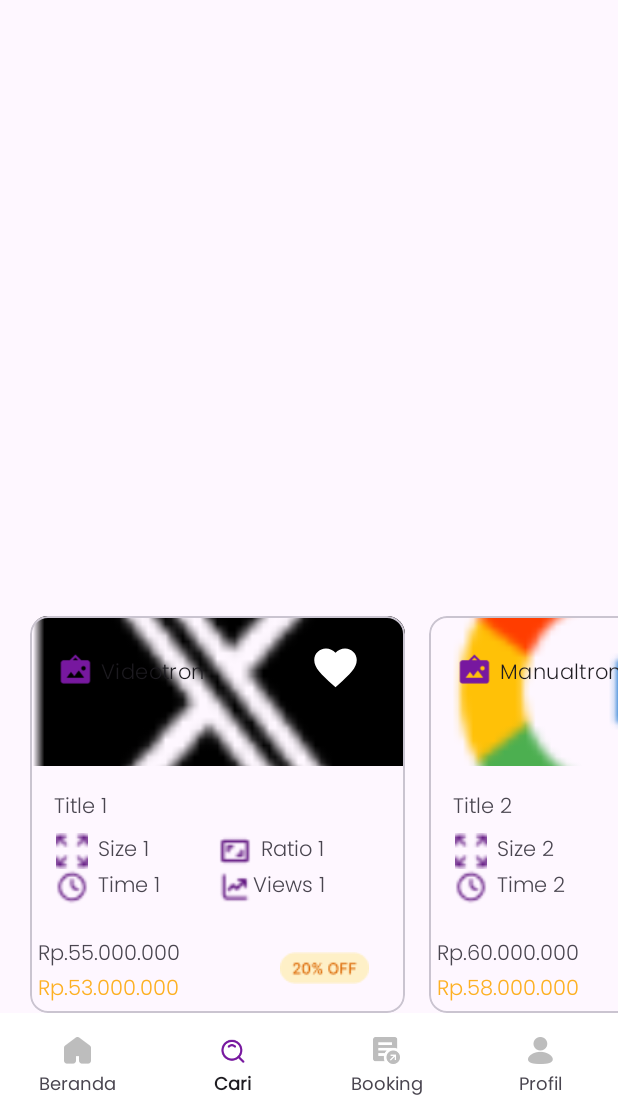
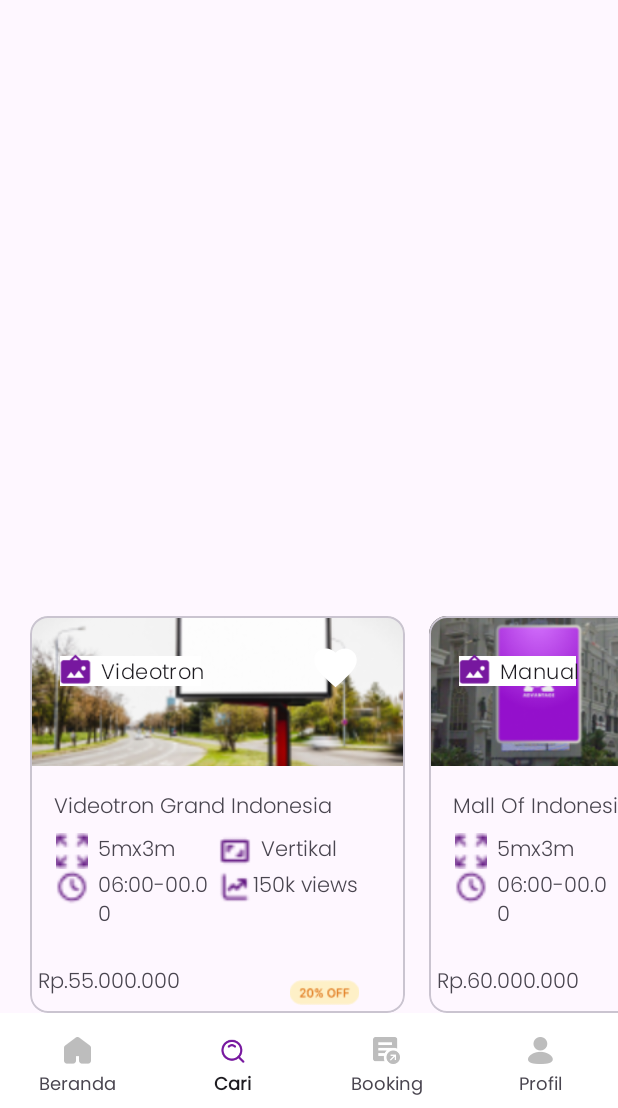
Before and after one commit to ExRonin/CapstoneProject, an Android app built with Jetpack Compose: the SearchFragment screen opened through its navigation route, on a phone screen of 412 x 824 dp, the part 128-1236 px from its top. Run offline under Robolectric (Android 15) with nearby library versions, the phone set to English and light mode, and no system bars; our stand-ins replace navigation-ui; pictures from the network do not load.

Commit message:
fix: style slicing ExploreProduct

```diff
--- a/app/src/main/java/com/capstoneproject/ui/search/SearchFragment.kt
+++ b/app/src/main/java/com/capstoneproject/ui/search/SearchFragment.kt
@@ -46,8 +46,11 @@ class SearchFragment : Fragment(), OnMapReadyCallback {
     private lateinit var recyclerViewAdapter: RecyclerViewAdapter
 
     private val itemList = listOf(
-        ItemData(R.drawable.icon_x, "Videotron", "Title 1", "Size 1", "Time 1", "Ratio 1", "Views 1", "Rp.55.000.000", "Rp.53.000.000"),
-        ItemData(R.drawable.icon_google, "Manualtron", "Title 2", "Size 2", "Time 2", "Ratio 2", "Views 2", "Rp.60.000.000", "Rp.58.000.000")
+        ItemData(R.drawable.videotron, "Videotron", "Videotron Grand Indonesia", "5mx3m", "06:00-00.00", "Vertikal", "150k views", "Rp.55.000.000", "Rp.53.000.000"),
+        ItemData(R.drawable.videotron1, "Manual", "Mall Of Indonesia", "5mx3m", "06:00-00.00", "Vertikal", "150k views", "Rp.60.000.000", "Rp.58.000.000"),
+        ItemData(R.drawable.videotron2, "Videotron", "PIK Of Avenue", "5mx3m", "06:00-00.00", "Vertikal", "150k views", "Rp.100.000.000", "Rp.98.000.000"),
+        ItemData(R.drawable.videotron3, "Videotron", "Videotron Bundaran HI", "5mx3m", "06:00-00.00", "Vertikal", "150k views", "Rp.70.000.000", "Rp.68.000.000"),
+        ItemData(R.drawable.videotron4, "Videotron", "SCBD Lot 9", "5mx3m", "06:00-00.00", "Vertikal", "150k views","Rp.60.000.000", "Rp.58.000.000"),
     )
 
     override fun onCreateView(
--- /dev/null
+++ b/app/src/main/res/drawable/circular_image_crop.xml
@@ -0,0 +1,7 @@
+<?xml version="1.0" encoding="utf-8"?>
+<shape xmlns:android="http://schemas.android.com/apk/res/android"
+    android:shape="line">
+    <solid android:color="@color/white"/>
+    <stroke android:width="20dp" android:color="@color/white" />
+    <corners android:radius="10dp"/>
+</shape>
--- a/app/src/main/res/layout/fragment_search_results.xml
+++ b/app/src/main/res/layout/fragment_search_results.xml
@@ -62,6 +62,7 @@
             android:layout_width="wrap_content"
             android:layout_height="wrap_content"
             android:text="@string/last_search"
+            android:fontFamily="@font/poppins_bold"
             android:textAppearance="?attr/textAppearanceHeadline6" />
 
         <androidx.recyclerview.widget.RecyclerView
@@ -75,6 +76,7 @@
             android:id="@+id/rectext"
             android:layout_width="wrap_content"
             android:layout_height="wrap_content"
+            android:fontFamily="@font/poppins_bold"
             android:text="@string/location_recomendation"
             android:textAppearance="?attr/textAppearanceHeadline6" />
 
--- a/app/src/main/res/layout/item_maps_slider.xml
+++ b/app/src/main/res/layout/item_maps_slider.xml
@@ -32,7 +32,8 @@
                 android:layout_marginStart="10dp"
                 android:layout_marginTop="15dp"
                 android:orientation="horizontal"
-                android:padding="8dp">
+                android:padding="8dp"
+                android:background="@drawable/circular_image_crop">
 
                 <ImageView
                     android:layout_width="24dp"
--- a/app/src/main/res/layout/item_search_result.xml
+++ b/app/src/main/res/layout/item_search_result.xml
@@ -22,6 +22,7 @@
             android:id="@+id/title"
             android:layout_width="wrap_content"
             android:layout_height="wrap_content"
+            android:fontFamily="@font/poppins_bold"
             android:textAppearance="?attr/textAppearanceBody1"
             tools:text="Title" />
 
@@ -29,6 +30,7 @@
             android:id="@+id/subtitle"
             android:layout_width="wrap_content"
             android:layout_height="wrap_content"
+            android:fontFamily="@font/poppins_light"
             android:textAppearance="?attr/textAppearanceBody2"
             tools:text="Subtitle" />
     </LinearLayout>
```
Also changed, not shown: app/src/main/java/com/capstoneproject/ui/search/SearchResultsFragment.kt (+8 -5 lines), app/src/main/res/drawable/videotron.png (added), app/src/main/res/drawable/videotron1.png (added), app/src/main/res/drawable/videotron2.png (added), app/src/main/res/drawable/videotron3.png (added), app/src/main/res/drawable/videotron4.png (added).
